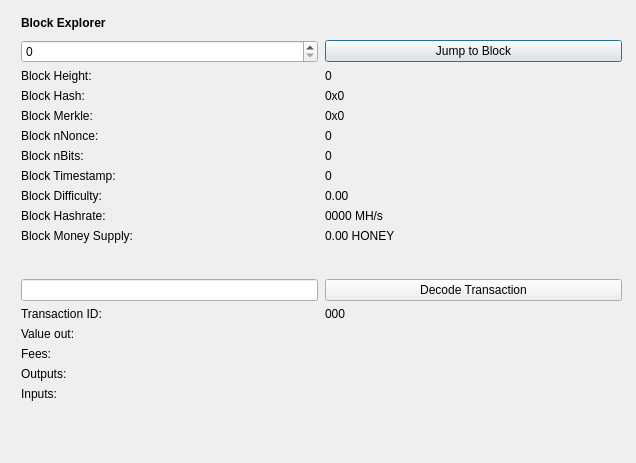
The window that src/qt/forms/blockbrowser.ui (cryptofun/honey) describes before a commit, drawn with Qt 5.
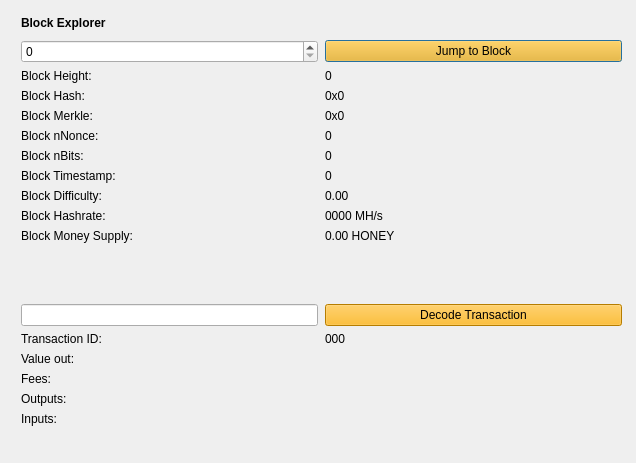
The same window after the commit.

Patch:
```diff
--- a/src/qt/forms/blockbrowser.ui
+++ b/src/qt/forms/blockbrowser.ui
@@ -105,7 +105,7 @@
         <x>0</x>
         <y>30</y>
         <width>601</width>
-        <height>401</height>
+        <height>441</height>
        </rect>
       </property>
       <layout class="QGridLayout" name="gridLayoutBE" rowstretch="0,0,0,0,0,0,0,0,0,0,0,0,0,0,0,0,0,0,0,0" columnstretch="0,0">
@@ -266,6 +266,9 @@
        </item>
        <item row="1" column="1">
         <widget class="QPushButton" name="blockButton">
+         <property name="styleSheet">
+          <string notr="true">background-color: rgb(255, 175, 0);</string>
+         </property>
          <property name="text">
           <string>Jump to Block</string>
          </property>
@@ -286,6 +289,9 @@
        </item>
        <item row="13" column="1">
         <widget class="QPushButton" name="txButton">
+         <property name="styleSheet">
+          <string notr="true">background-color: rgb(255, 175, 0);</string>
+         </property>
          <property name="text">
           <string>Decode Transaction</string>
          </property>
```
